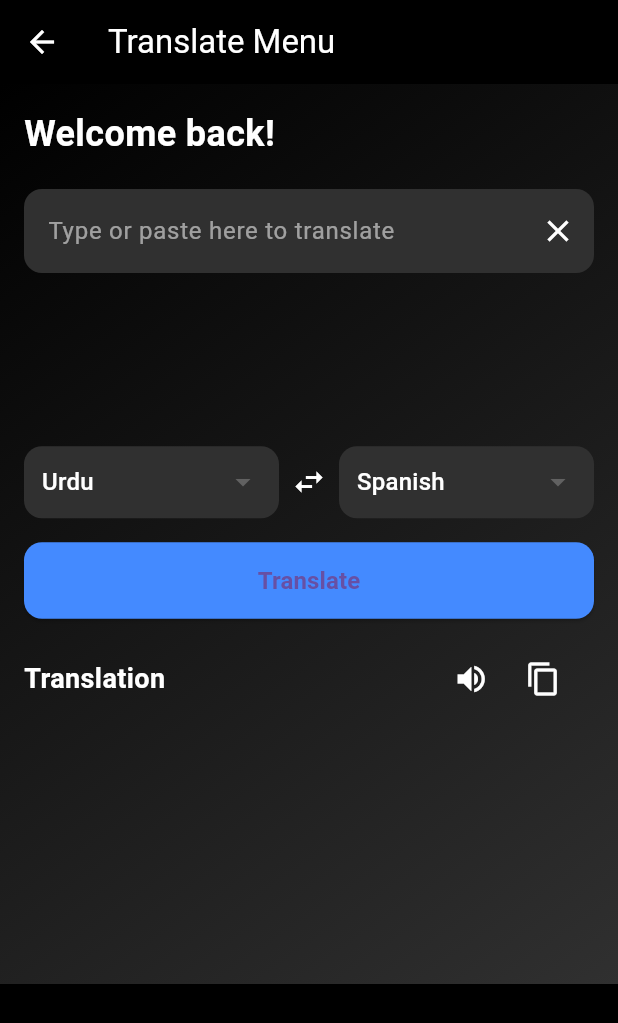
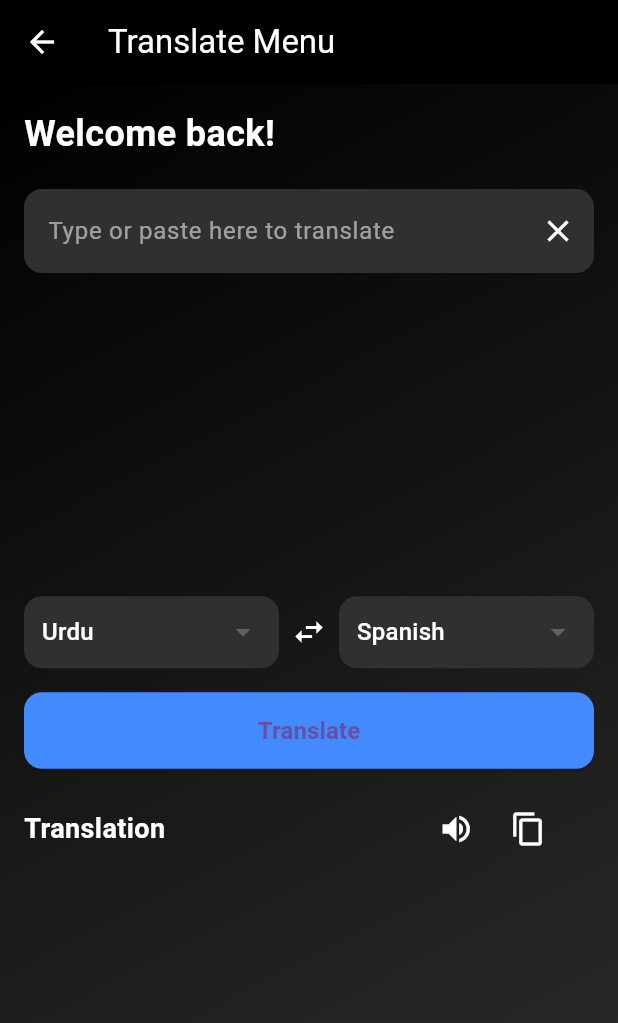
Before and after one commit to Shameerminhas1/PixelPen, a Flutter app: the TranslateScreen screen opened by its route, on a phone screen of 412 x 824 dp. Shown: the top 1023 px of the screen. Run offline on Flutter 3.47's test engine with Material 3 defaults, Android fonts, the phone set to English and light mode, and no system bars; our stand-ins replace camera, flutter_spinkit, flutter_tts, google_generative_ai, image_picker and 1 more; missing offline and left inert: dart:ffi, gal, translator.

```diff
--- a/pixelpen/lib/translate.dart
+++ b/pixelpen/lib/translate.dart
@@ -328,7 +328,7 @@ class _TranslateScreenState extends State<TranslateScreen>
       ),
       body: SingleChildScrollView(
         child: Container(
-          height: 600,
+          height: 800,
           child: Stack(
             children: [
               AnimatedContainer(
@@ -483,7 +483,7 @@ class _TranslateScreenState extends State<TranslateScreen>
                               fontSize: 18.0,
                               fontWeight: FontWeight.bold),
                         ),
-                        SizedBox(width: 180.0),
+                        SizedBox(width: 170.0),
                         IconButton(
                           icon: Icon(Icons.volume_up, color: Colors.white),
                           onPressed: _speakText,
```
